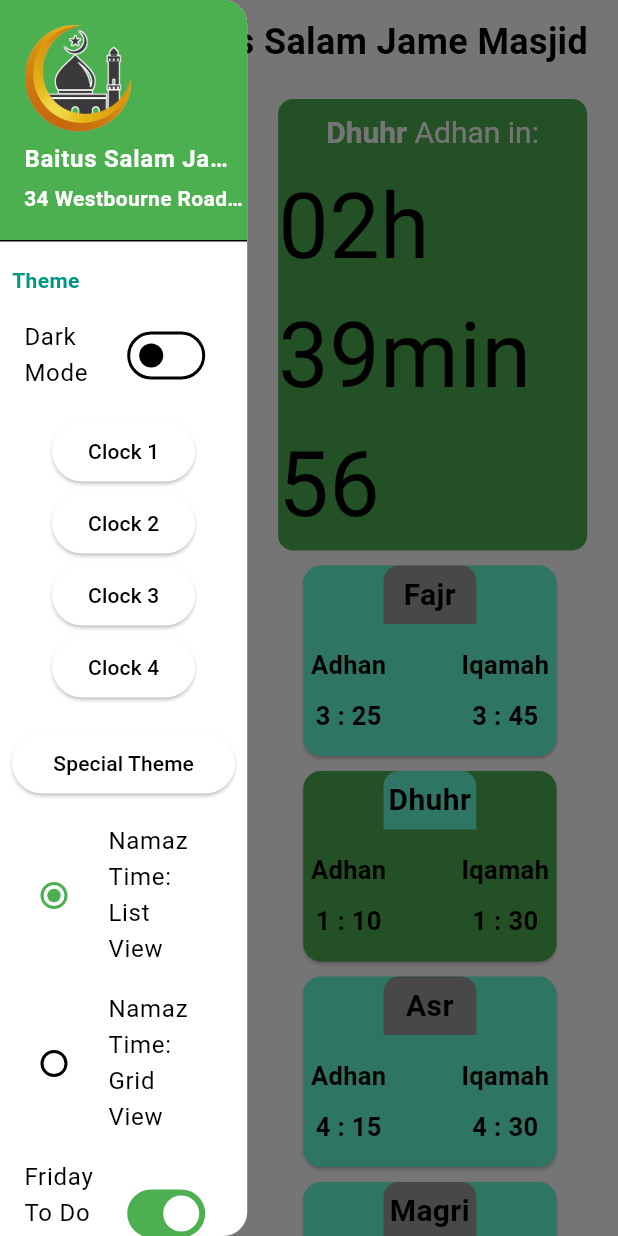
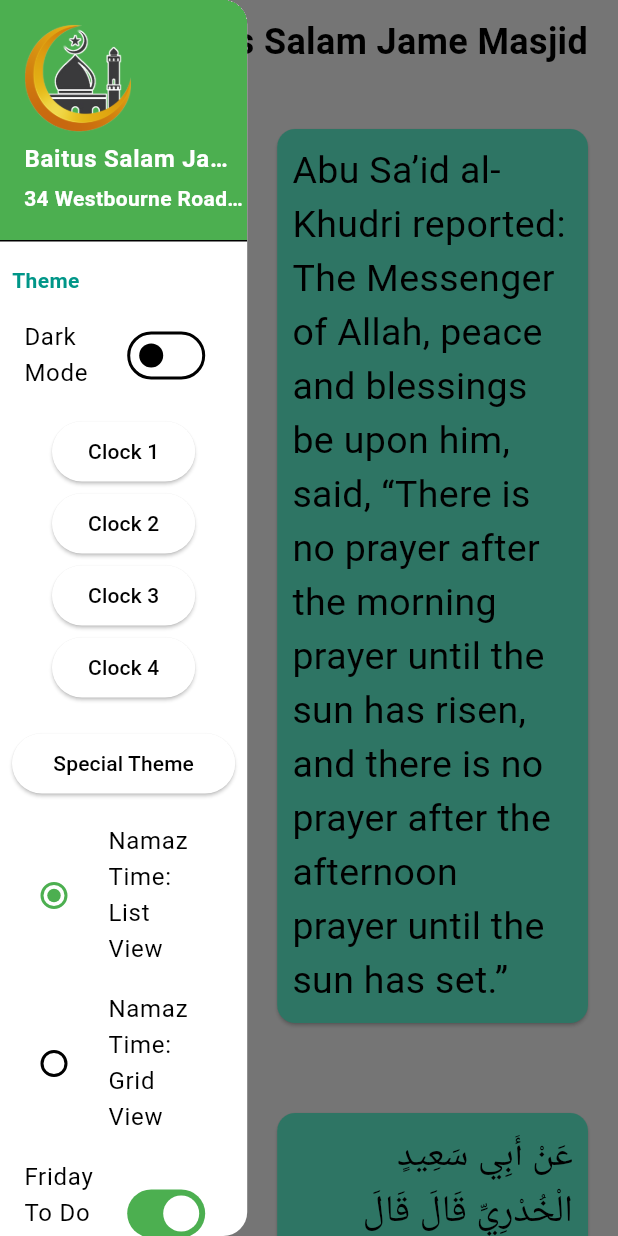
Before and after one commit to itssadil/masjid-manitor, a Flutter app: the screen it shows once a user with an empty profile is signed in, with the side drawer open, on a phone screen of 412 x 824 dp. Run offline on Flutter 3.47's test engine with Material 3 defaults, Android fonts, the phone set to English and light mode, and no system bars; our stand-ins replace cloud_firestore, firebase_auth, firebase_core, google_sign_in, shared_preferences; missing offline and left inert: jhijri; accounts and stored records are empty.

Commit message:
Revert "update ui"
This reverts commit b7b2efb08a4f37935aa0e5e7ab4e322ef49c1e82.

```diff
--- a/lib/screens/homeScreen/homeScreen.dart
+++ b/lib/screens/homeScreen/homeScreen.dart
@@ -1,6 +1,6 @@
 import 'package:flutter/material.dart';
 import 'package:masjid_tv/screens/homeScreen/sections/clockSection.dart';
-import 'package:masjid_tv/screens/homeScreen/sections/namazTime.dart';
+import 'package:masjid_tv/screens/homeScreen/sections/hadis.dart';
 import 'package:masjid_tv/widgets/myDrawer.dart';
 
 class HomeScreen extends StatelessWidget {
@@ -36,10 +36,10 @@ class HomeScreen extends StatelessWidget {
           crossAxisAlignment: CrossAxisAlignment.start,
           children: [
             Expanded(flex: 2, child: ClockSection()),
-            Expanded(flex: 3, child: NamazTime()),
+            // Expanded(flex: 3, child: NamazTime()),
             // Expanded(flex: 3, child: Donation()),
             // Expanded(flex: 3, child: FridayToDoList()),
-            // Expanded(flex: 3, child: Hadis()),
+            Expanded(flex: 3, child: Hadis()),
           ],
         ),
       ),
--- a/lib/screens/homeScreen/sections/hadis.dart
+++ b/lib/screens/homeScreen/sections/hadis.dart
@@ -11,33 +11,57 @@ class Hadis extends StatelessWidget {
           isArabic: false,
           hadis:
               "Abu Sa’id al-Khudri reported: The Messenger of Allah, peace and blessings be upon him, said, “There is no prayer after the morning prayer until the sun has risen, and there is no prayer after the afternoon prayer until the sun has set.”",
+          color: Theme.of(context).brightness == Brightness.light
+              ? Colors.tealAccent
+              : null,
+          fontSize: 25,
+          alignment: Alignment.center,
         ),
         CustomCard(
           isArabic: true,
           hadis:
               "عَنْ أَبِي سَعِيدٍ الْخُدْرِيِّ قَالَ قَالَ رَسُولُ اللَّهِ صَلَّى اللَّهُ عَلَيْهِ وَسَلَّمَ لَا صَلَاةَ بَعْدَ الصُّبْحِ حَتَّى تَرْتَفِعَ الشَّمْسُ وَلَا صَلَاةَ بَعْدَ الْعَصْرِ حَتَّى تَغِيبَ الشَّمْسُ",
+          color: Theme.of(context).brightness == Brightness.light
+              ? Colors.tealAccent
+              : null,
+          fontSize: 25,
+          alignment: Alignment.center,
         ),
         CustomCard(
-          isArabic: false,
-          hadis:
-              "আবূ সায়ীদ খুদ্‌রী (রাঃ) থেকে বর্ণিত, তিনি বলেন, আমি রাসূলুল্লাহ সাল্লাল্লাহু আলাইহি ওয়াসাল্লাম-কে বলতে শুনেছি যে, ফজরের পর সূর্য উদিত হয়ে (একটু) উপরে না উঠা পর্যন্ত এবং আসরের পর সূর্য অস্তমিত না হওয়া পর্যন্ত কোন সালাত (নামায/নামাজ) নেই।",
+          isArabic: true,
+          hadis: "Source: Ṣaḥīḥ al-Bukhārī 552, Ṣaḥīḥ Muslim 626",
+          color: Theme.of(context).brightness == Brightness.light
+              ? Colors.green
+              : null,
+          fontSize: 20,
+          alignment: Alignment.centerRight,
         ),
       ],
     );
   }
 
-  CustomCard({required String hadis, required bool isArabic}) {
-    return Card(
+  CustomCard({
+    required String hadis,
+    required bool isArabic,
+    Color? color,
+    required double fontSize,
+    required AlignmentGeometry alignment,
+  }) {
+    return Align(
+      alignment: alignment,
+      child: Card(
         margin: EdgeInsets.symmetric(horizontal: 20, vertical: 30),
+        color: color,
         child: Padding(
           padding: EdgeInsets.all(10),
           child: Text(
             hadis,
             style: TextStyle(
               // fontWeight: FontWeight.w600,
-            fontSize: 22,
+              fontSize: fontSize,
             ),
             textAlign: isArabic ? TextAlign.end : TextAlign.start,
+          ),
         ),
       ),
     );
```
Lines whose indentation alone changed are shown as unchanged.
